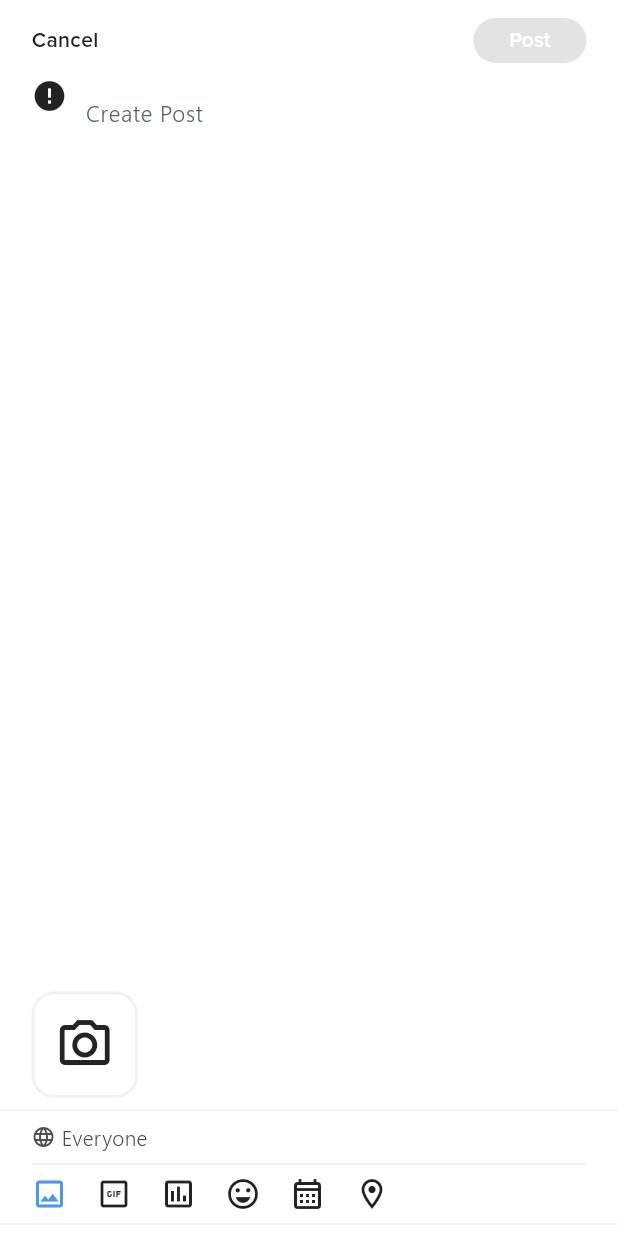
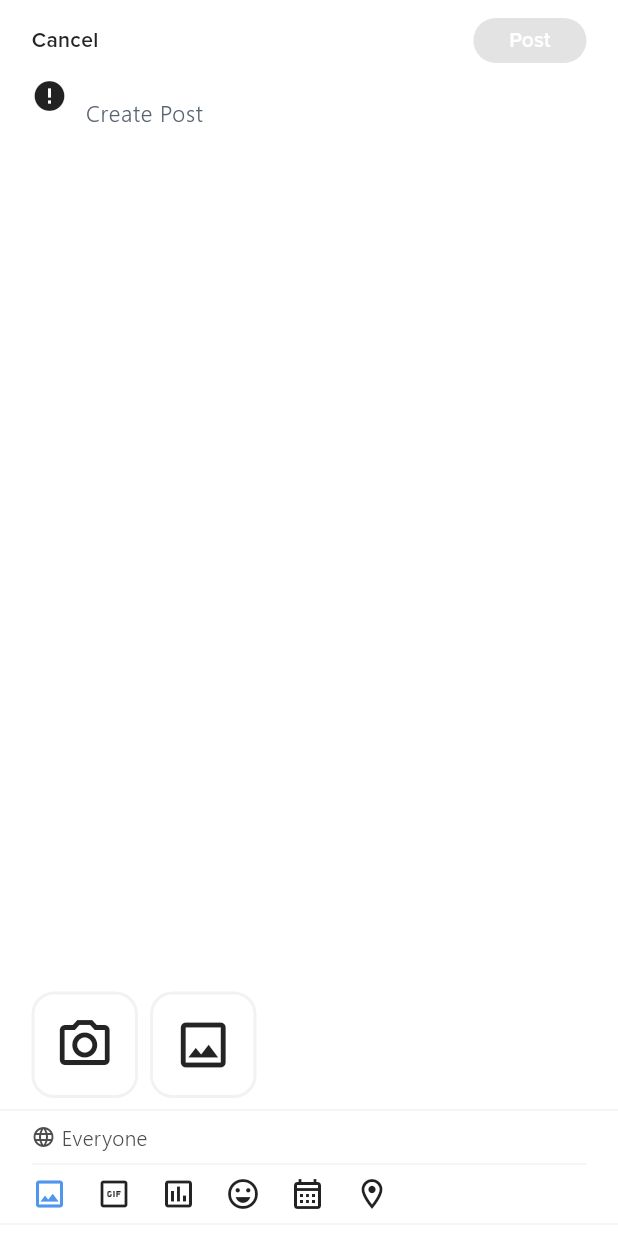
Before and after one commit to singgiaditya/NOWDOTS-Social-News, a Flutter app: the PostFeed screen opened by its route, after a tap on the "image" icon, on a phone screen of 412 x 824 dp. Run offline on Flutter 3.47's test engine with Material 3 defaults, Android fonts, the phone set to English and light mode, and no system bars; drawn by our look-alikes of cached_network_image; our stand-ins replace bloc, camera, dartz, flutter_bloc, flutter_otp_text_field, flutter_svg and 6 more; missing offline and left inert: photo_manager; accounts and stored records are empty; network calls fail; project files that could hold a hidden picture were left out.

Commit message:
feat(ui): update new design post(create) feed

```diff
--- a/lib/src/core/constant/api.dart
+++ b/lib/src/core/constant/api.dart
@@ -1,10 +1,10 @@
-const baseUrl = "https://nowdots-news-be.opwarnet.my.id";
-const baseUrlApi = "${baseUrl}/api";
+const baseUrl = "https://nowdots-news.opwarnet.my.id";
+const baseUrlApi = "${baseUrl}/api/v1";
 
 //login
 const loginApi = "${baseUrlApi}/login";
 
-const logoutApi = "${baseUrlApi}/logout";
+const logoutApi = "${baseUrlApi}/users/logout";
 
 //register
 const createAccountApi = "$baseUrlApi/create-account";
--- /dev/null
+++ b/lib/src/data/datasources/local/recent_photos/local_recent_photos.dart
@@ -0,0 +1,18 @@
+import 'package:photo_manager/photo_manager.dart';
+
+class LocalRecentPhotos {
+  static Future<List<AssetEntity>> getRecentPhotos(int items) async {
+    final PermissionState ps = await PhotoManager.requestPermissionExtend(
+        requestOption: PermissionRequestOption(
+            androidPermission:
+                AndroidPermission(type: RequestType(1), mediaLocation: false)));
+    if (ps.isAuth) {
+      final albums = await PhotoManager.getAssetListRange(
+          start: 0, end: items, type: RequestType.image);
+      print("albums: ${albums.length}");
+      return albums;
+    } else {
+      return [];
+    }
+  }
+}
--- a/lib/src/presentation/feed/pages/post_feed.dart
+++ b/lib/src/presentation/feed/pages/post_feed.dart
@@ -1,5 +1,4 @@
 import 'dart:io';
-
 import 'package:flutter/material.dart';
 import 'package:flutter_bloc/flutter_bloc.dart';
 import 'package:go_router/go_router.dart';
@@ -10,6 +9,7 @@ import 'package:nowdots_social_news/src/core/bloc/get_user/get_user_bloc.dart';
 import 'package:nowdots_social_news/src/core/constant/api.dart';
 import 'package:nowdots_social_news/src/core/utils/image_picker_gallery_camera.dart';
 import 'package:nowdots_social_news/src/core/widgets/avatar_cache_image.dart';
+import 'package:nowdots_social_news/src/data/datasources/local/recent_photos/local_recent_photos.dart';
 
 class PostFeed extends StatefulWidget {
   const PostFeed({super.key});
@@ -20,7 +20,8 @@ class PostFeed extends StatefulWidget {
 
 class _PostFeedState extends State<PostFeed> {
   List<Widget> widgets = [];
-  List<XFile>? images;
+  List<File>? recentImages;
+  List<File>? imagesSelected;
   bool isImagePressed = false;
   bool isPollingPressed = false;
   PollingWidget pollingWidget = PollingWidget();
@@ -38,6 +39,34 @@ class _PostFeedState extends State<PostFeed> {
     }
     isPollingPressed = !isPollingPressed;
     setState(() {});
+  }
+
+  void imageSelected(File image) {
+    if (imagesSelected == null) {
+      imagesSelected = [];
+    }
+    imagesSelected!.add(image);
+    setState(() {});
+  }
+
+  void deleteImageSelected(int index) {
+    imagesSelected!.removeAt(index);
+    setState(() {});
+  }
+
+  void recentImage() async {
+    var recentPhotos = await LocalRecentPhotos.getRecentPhotos(6);
+    recentImages = [];
+    recentPhotos.forEach((photos) async {
+      final file = await photos.loadFile();
+      recentImages?.add(file!);
+    });
+  }
+
+  @override
+  void initState() {
+    recentImage();
+    super.initState();
   }
 
   @override
@@ -136,6 +165,58 @@ class _PostFeedState extends State<PostFeed> {
                                   return widgets[index];
                                 },
                               ),
+                              SizedBox(
+                                height: widgets.isEmpty ? 0 : 12,
+                              ),
+                              SizedBox(
+                                height: 220,
+                                child: ListView.separated(
+                                  scrollDirection: Axis.horizontal,
+                                  shrinkWrap: true,
+                                  itemCount: imagesSelected?.length ?? 0,
+                                  separatorBuilder: (context, index) =>
+                                      SizedBox(
+                                    width: 7,
+                                  ),
+                                  itemBuilder: (context, index) {
+                                    return Container(
+                                        height: 220,
+                                        width: 147,
+                                        padding: EdgeInsets.all(5),
+                                        decoration: BoxDecoration(
+                                            borderRadius:
+                                                BorderRadius.circular(12),
+                                            image: DecorationImage(
+                                                image: FileImage(
+                                                    imagesSelected![index]),
+                                                fit: BoxFit.cover)),
+                                        child: Row(
+                                          mainAxisAlignment:
+                                              MainAxisAlignment.end,
+                                          crossAxisAlignment:
+                                              CrossAxisAlignment.start,
+                                          children: [
+                                            InkWell(
+                                              onTap: () =>
+                                                  deleteImageSelected(index),
+                                              child: CircleAvatar(
+                                                backgroundColor: Colors.black
+                                                    .withOpacity(0.5),
+                                                radius: 14,
+                                                child: Center(
+                                                  child: Icon(
+                                                    Icons.clear_outlined,
+                                                    color: Colors.white,
+                                                    size: 18,
+                                                  ),
+                                                ),
+                                              ),
+                                            )
+                                          ],
+                                        ));
+                                  },
+                                ),
+                              ),
                             ],
                           )),
                         ],
@@ -145,13 +226,16 @@ class _PostFeedState extends State<PostFeed> {
                 ),
               ),
             ),
-            Container(
+            Visibility(
+              visible: isImagePressed,
+              child: Container(
                 height: 71,
                 child: ListView.separated(
                   padding: EdgeInsets.symmetric(horizontal: 21),
                   shrinkWrap: true,
                   scrollDirection: Axis.horizontal,
-                itemCount: images != null ? images!.length + 1 : 0,
+                  itemCount:
+                      recentImages != null ? recentImages!.length + 2 : 0,
                   separatorBuilder: (context, index) => SizedBox(
                     width: 8,
                   ),
@@ -159,19 +243,10 @@ class _PostFeedState extends State<PostFeed> {
                     if (index == 0) {
                       return GestureDetector(
                         onTap: () async {
-                        final imageTemp =
-                            await ImagePickerGalleryCamera.pickImageFromCamera(
-                                context);
+                          final imageTemp = await ImagePickerGalleryCamera
+                              .pickImageFromCamera(context);
 
-                        if (imageTemp == null) {
-                          return;
-                        }
-
-                        if (images == null) {
-                          images = [];
-                        }
-
-                        images!.add(imageTemp);
+                          imageSelected(File(imageTemp!.path));
 
                           setState(() {});
                         },
@@ -189,37 +264,50 @@ class _PostFeedState extends State<PostFeed> {
                         ),
                       );
                     }
-                  return Container(
+                    if (index == recentImages!.length + 1) {
+                      return GestureDetector(
+                        onTap: () async {
+                          List<XFile>? imagesTemp =
+                              await ImagePickerGalleryCamera
+                                  .pickMultiImageFromGallery();
+                          if (imagesTemp == null) {
+                            return;
+                          }
+
+                          imagesTemp.forEach((image) {
+                            imageSelected(File(image.path));
+                          });
+
+                          setState(() {});
+                        },
+                        child: Container(
+                          width: 71,
+                          height: 71,
+                          decoration: BoxDecoration(
+                              borderRadius: BorderRadius.circular(15),
+                              border: Border.all(color: boxColor, width: 2)),
+                          child: Icon(
+                            Icons.image_outlined,
+                            color: primaryColor,
+                            size: 40,
+                          ),
+                        ),
+                      );
+                    }
+                    return GestureDetector(
+                      onTap: () => imageSelected(recentImages![index - 1]),
+                      child: Container(
                         width: 71,
                         height: 71,
                         decoration: BoxDecoration(
                             borderRadius: BorderRadius.circular(15),
                             image: DecorationImage(
-                            image: FileImage(File(images![index - 1].path)),
+                                image: FileImage(recentImages![index - 1]),
                                 fit: BoxFit.cover)),
-                    child: Padding(
-                      padding: const EdgeInsets.only(top: 4, right: 4),
-                      child: Align(
-                          alignment: Alignment.topRight,
-                          child: GestureDetector(
-                            onTap: () {
-                              setState(() {
-                                images!.removeAt(index - 1);
-                              });
-                            },
-                            child: CircleAvatar(
-                              backgroundColor: primaryColor,
-                              radius: 8,
-                              child: Icon(
-                                Icons.clear,
-                                color: Colors.white,
-                                size: 13,
-                              ),
-                            ),
-                          )),
                       ),
                     );
                   },
+                ),
               ),
             ),
             Divider(
@@ -304,19 +392,19 @@ class _PostFeedState extends State<PostFeed> {
                       GestureDetector(
                           onTap: () async {
                             FocusManager.instance.primaryFocus?.unfocus();
-                            List<XFile>? imagesTemp =
-                                await ImagePickerGalleryCamera
-                                    .pickMultiImageFromGallery();
-                            if (imagesTemp == null) {
-                              return;
-                            }
-                            if (images == null) {
-                              images = imagesTemp;
-                            } else {
-                              images!.addAll(imagesTemp);
-                            }
+                            // List<XFile>? imagesTemp =
+                            //     await ImagePickerGalleryCamera
+                            //         .pickMultiImageFromGallery();
+                            // if (imagesTemp == null) {
+                            //   return;
+                            // }
+                            // if (images == null) {
+                            //   images = imagesTemp;
+                            // } else {
+                            //   images!.addAll(imagesTemp);
+                            // }
 
-                            isImagePressed = true;
+                            isImagePressed = !isImagePressed;
                             setState(() {});
                           },
                           child: Icon(
--- a/pubspec.yaml
+++ b/pubspec.yaml
@@ -30,6 +30,8 @@ dependencies:
   get_it: ^7.7.0
   image_picker: ^1.1.2
   camera: ^0.11.0+2
+  photo_manager: ^3.2.3
+  permission_handler: ^11.3.1
 
 
 dev_dependencies:
```
Also changed, not shown: lib/src/core/utils/image_picker_gallery_camera.dart (+1 -7 lines), pubspec.lock, 2 other files. Lines whose indentation alone changed are shown as unchanged.
